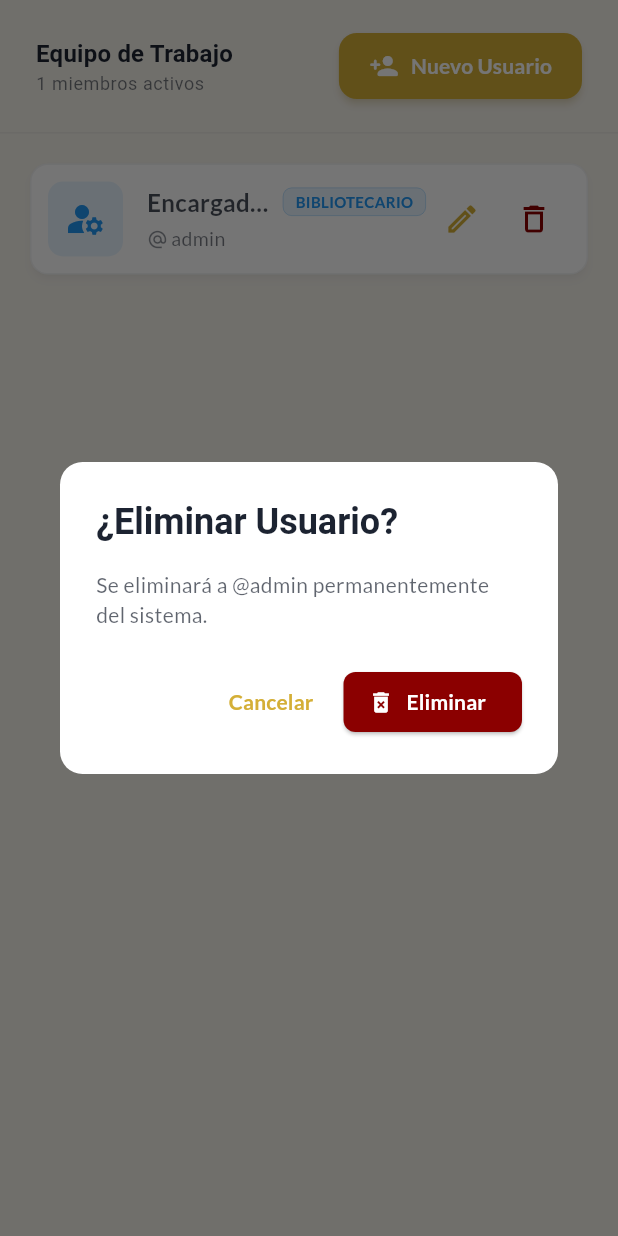
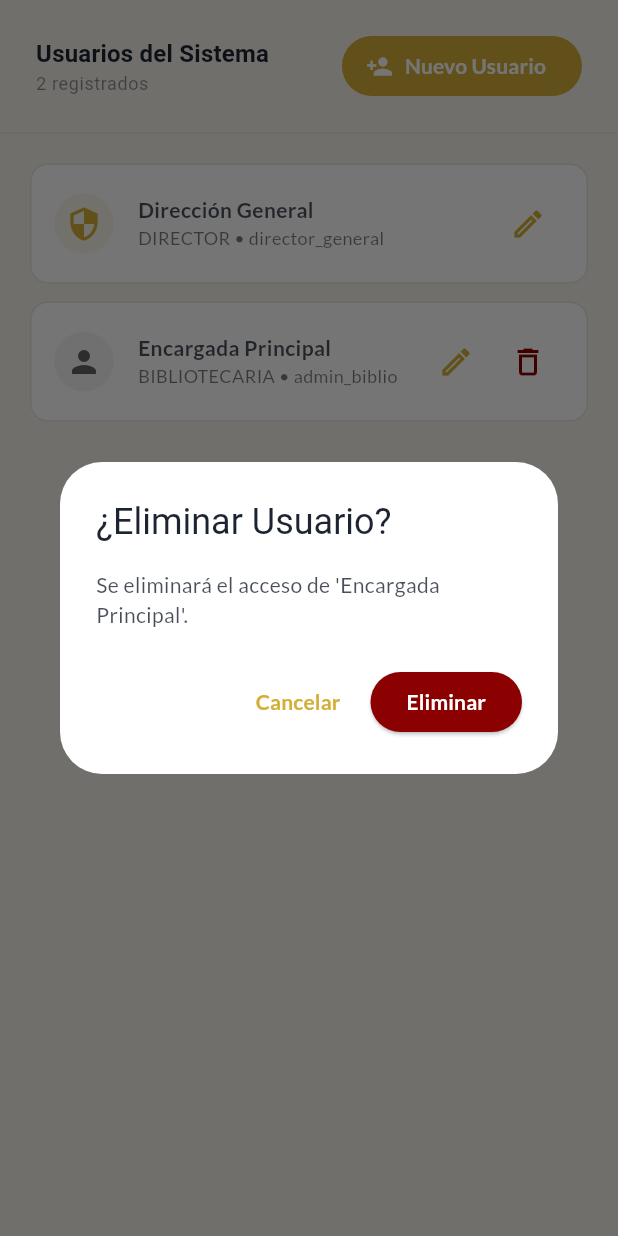
Before and after one commit to sebastiansaavedra1105-arch/biblioteca, a Flutter app: the GestionUsuariosScreen screen opened directly, after a tap on the "delete outline" icon, on a phone screen of 412 x 824 dp. Run offline on Flutter 3.47's test engine with Material 3 defaults, Android fonts, the phone set to English and light mode, and no system bars; our stand-ins replace barcode_widget, connectivity_plus, csv, file_picker, flutter_dotenv, google_fonts and 7 more; missing offline and left inert: bcrypt, excel; accounts and stored records are empty.

Commit message:
Feat: Seguridad mejorada (BCrypt), Fix Sincronización y Gestión de Usuarios

```diff
--- a/lib/core/database/database_service.dart
+++ b/lib/core/database/database_service.dart
@@ -87,7 +87,7 @@ class DatabaseService {
     ''');
 
     // 4. Préstamos
-await db.execute('''
+    await db.execute('''
       CREATE TABLE prestamos(
         id TEXT PRIMARY KEY,
         libro_id TEXT,
@@ -117,20 +117,41 @@ await db.execute('''
       )
     ''');
 
-    // --- DATOS SEMILLA (IGUALES AL SCRIPT DE LA NUBE) ---
-    final hash123 = BCrypt.hashpw('123', BCrypt.gensalt());
+    // --- DATOS SEMILLA (SEGURIDAD MEJORADA) ---
+    // Esta es la contraseña maestra inicial.
+    // Puedes cambiarla aquí antes de compilar para producción.
+    const passwordMaestra = 'C0ntr4S3gur4_2025!';
 
-    // 1. ADMIN (ID con ceros terminado en 1)
+    final hashSeguro = BCrypt.hashpw(passwordMaestra, BCrypt.gensalt());
+
+    // 1. ADMIN (Bibliotecaria)
+    // Usuario: admin_biblio | Pass: C0ntr4S3gur4_2025!
     await db.rawInsert(
-      'INSERT INTO usuarios (id, username, password, nombre, rol, created_at) VALUES (?, ?, ?, ?, ?, ?)',
-      ['00000000-0000-0000-0000-000000000001', 'admin', hash123, 'Encargada Biblio', 'BIBLIOTECARIA', DateTime.now().toIso8601String()]
+      'INSERT INTO usuarios (id, username, password, nombre, rol, created_at, updated_at) VALUES (?, ?, ?, ?, ?, ?, ?)',
+      [
+        '00000000-0000-0000-0000-000000000001',
+        'admin_biblio',
+        hashSeguro,
+        'Encargada Principal',
+        'BIBLIOTECARIA',
+        DateTime.now().toIso8601String(),
+        DateTime.now().toIso8601String()
+      ]
     );
 
-    // 2. DIRECTOR (ID con ceros terminado en 2)
-    // NOTA: Usamos el mismo hash '123' para que puedas entrar seguro.
+    // 2. DIRECTOR (Superusuario)
+    // Usuario: director_general | Pass: C0ntr4S3gur4_2025!
     await db.rawInsert(
-      'INSERT INTO usuarios (id, username, password, nombre, rol, created_at) VALUES (?, ?, ?, ?, ?, ?)',
-      ['00000000-0000-0000-0000-000000000002', 'director', hash123, 'Sr. Director', 'DIRECTOR', DateTime.now().toIso8601String()]
+      'INSERT INTO usuarios (id, username, password, nombre, rol, created_at, updated_at) VALUES (?, ?, ?, ?, ?, ?, ?)',
+      [
+        '00000000-0000-0000-0000-000000000002',
+        'director_general',
+        hashSeguro,
+        'Dirección General',
+        'DIRECTOR',
+        DateTime.now().toIso8601String(),
+        DateTime.now().toIso8601String()
+      ]
     );
   }
 
--- a/lib/features/director/screens/gestion_usuarios_screen.dart
+++ b/lib/features/director/screens/gestion_usuarios_screen.dart
@@ -12,11 +12,10 @@ class GestionUsuariosScreen extends StatelessWidget {
     final colorScheme = theme.colorScheme;
 
     return Scaffold(
-      // backgroundColor lo maneja el tema global, pero podemos forzar un tono sutil si es necesario
       body: Consumer<DirectorProvider>(
         builder: (context, provider, _) {
-          // Filtramos la lista
-          final listaVisible = provider.usuarios.where((u) => u['username'] != 'director').toList();
+          // AHORA MOSTRAMOS TODOS (Incluido el director para que pueda editarse)
+          final listaVisible = provider.usuarios;
           final totalUsuarios = listaVisible.length;
 
           if (provider.isLoading) {
@@ -25,7 +24,7 @@ class GestionUsuariosScreen extends StatelessWidget {
 
           return Column(
             children: [
-              // --- 1. HEADER MEJORADO ---
+              // --- 1. HEADER ---
               Container(
                 padding: const EdgeInsets.symmetric(horizontal: 24, vertical: 20),
                 decoration: BoxDecoration(
@@ -34,57 +33,44 @@ class GestionUsuariosScreen extends StatelessWidget {
                 child: Row(
                   mainAxisAlignment: MainAxisAlignment.spaceBetween,
                   children: [
-                    // Contador de usuarios (Izquierda)
                     Column(
                       crossAxisAlignment: CrossAxisAlignment.start,
                       children: [
                         Text(
-                          "Equipo de Trabajo",
-                          style: theme.textTheme.titleMedium?.copyWith(
-                            fontWeight: FontWeight.bold,
-                            color: colorScheme.onSurface
-                          )
+                          "Usuarios del Sistema",
+                          style: theme.textTheme.titleMedium?.copyWith(fontWeight: FontWeight.bold),
                         ),
                         Text(
-                          "$totalUsuarios miembros activos",
-                          style: theme.textTheme.bodySmall?.copyWith(
-                            color: colorScheme.onSurface.withOpacity(0.6)
-                          )
+                          "$totalUsuarios registrados",
+                          style: theme.textTheme.bodySmall?.copyWith(color: colorScheme.onSurface.withOpacity(0.5)),
                         ),
                       ],
                     ),
-
-                    // Botón de Agregar (Derecha)
-                    FilledButton.icon(
-                      style: FilledButton.styleFrom(
+                    ElevatedButton.icon(
+                      onPressed: () => _mostrarDialogoUsuario(context, null), // Crear Nuevo
+                      style: ElevatedButton.styleFrom(
                         backgroundColor: colorScheme.primary,
-                        foregroundColor: Colors.white, // Texto blanco para contraste
-                        padding: const EdgeInsets.symmetric(horizontal: 20, vertical: 12),
-                        shape: RoundedRectangleBorder(borderRadius: BorderRadius.circular(12)),
-                        elevation: 2,
-                        shadowColor: colorScheme.primary.withOpacity(0.4),
+                        foregroundColor: Colors.white,
+                        elevation: 0,
                       ),
-                      icon: const Icon(Icons.person_add_rounded, size: 20),
-                      label: const Text("Nuevo Usuario", style: TextStyle(fontWeight: FontWeight.bold)),
-                      onPressed: () => _mostrarDialogo(context, null),
-                    ),
+                      icon: const Icon(Icons.person_add, size: 18),
+                      label: const Text("Nuevo Usuario"),
+                    )
                   ],
                 ),
               ),
 
-              // --- 2. LISTA DE USUARIOS (ESTILO TARJETAS) ---
+              // --- 2. LISTA ---
               Expanded(
-                child: listaVisible.isEmpty
-                    ? _buildEmptyState(colorScheme)
-                    : ListView.builder(
+                child: ListView.builder(
                   padding: const EdgeInsets.all(20),
                   itemCount: listaVisible.length,
                   itemBuilder: (context, index) {
                     final usuario = listaVisible[index];
                     return _UsuarioCard(
                       usuario: usuario,
-                            onEdit: () => _mostrarDialogo(context, usuario),
-                            onDelete: () => _confirmarBorrar(context, usuario['id'], usuario['username']),
+                      onEdit: () => _mostrarDialogoUsuario(context, usuario),
+                      onDelete: () => _confirmarBorrado(context, usuario),
                     );
                   },
                 ),
@@ -96,200 +82,142 @@ class GestionUsuariosScreen extends StatelessWidget {
     );
   }
 
-  // Estado vacío bonito
-  Widget _buildEmptyState(ColorScheme colorScheme) {
-    return Center(
-      child: Column(
-        mainAxisAlignment: MainAxisAlignment.center,
-        children: [
-          Container(
-            padding: const EdgeInsets.all(20),
-            decoration: BoxDecoration(
-              color: colorScheme.primary.withOpacity(0.1),
-              shape: BoxShape.circle,
-            ),
-            child: Icon(Icons.people_outline, size: 50, color: colorScheme.primary),
-          ),
-          const SizedBox(height: 15),
-          Text(
-            "No hay personal registrado",
-            style: TextStyle(fontSize: 16, color: colorScheme.onSurface.withOpacity(0.6)),
-          ),
-          const SizedBox(height: 5),
-          Text(
-            "Agrega un nuevo usuario para comenzar.",
-            style: TextStyle(fontSize: 13, color: colorScheme.onSurface.withOpacity(0.4)),
-          ),
-        ],
-      ),
+  // Lógica para abrir el diálogo (Crear o Editar)
+  void _mostrarDialogoUsuario(BuildContext context, Map<String, dynamic>? usuario) {
+    showDialog(
+      context: context,
+      barrierDismissible: false,
+      builder: (ctx) => UsuarioDialog(
+        usuarioParaEditar: usuario,
+        onConfirm: (user, pass, nombre, rol) async {
+          final provider = context.read<DirectorProvider>();
+          bool exito;
+
+          if (usuario == null) {
+            // CREAR
+            exito = await provider.crearUsuario(
+              username: user,
+              password: pass, // Aquí la contraseña es obligatoria
+              nombre: nombre,
+              rol: rol
+            );
+          } else {
+            // EDITAR
+            exito = await provider.editarUsuario(
+              id: usuario['id'],
+              username: user,
+              password: pass, // Si viene vacía, el provider la ignora
+              nombre: nombre,
+              rol: rol
             );
           }
 
-  void _mostrarDialogo(BuildContext context, Map<String, dynamic>? usuario) {
-    showDialog(
-      context: context,
-      builder: (_) => UsuarioDialog(
-        usuarioParaEditar: usuario,
-        onConfirm: (user, pass, nombre, rol) {
-          final provider = context.read<DirectorProvider>();
-          if (usuario == null) {
-            provider.crearUsuario(user, pass, nombre, rol);
+          if (context.mounted) {
+            if (exito) {
+              ScaffoldMessenger.of(context).showSnackBar(
+                SnackBar(content: Text(usuario == null ? "Usuario creado" : "Datos actualizados"), backgroundColor: Colors.green)
+              );
             } else {
-            provider.editarUsuario(usuario['id'], nombre, rol, pass);
+              ScaffoldMessenger.of(context).showSnackBar(
+                const SnackBar(content: Text("Error en la operación"), backgroundColor: Colors.red)
+              );
+            }
           }
         },
       ),
     );
   }
 
-  void _confirmarBorrar(BuildContext context, String id, String nombre) {
-    final theme = Theme.of(context);
+  void _confirmarBorrado(BuildContext context, Map<String, dynamic> usuario) {
+    // Evitar que el director se borre a sí mismo por error
+    if (usuario['rol'] == 'DIRECTOR') {
+      ScaffoldMessenger.of(context).showSnackBar(
+        const SnackBar(content: Text("No puedes eliminar al Director principal"), backgroundColor: Colors.orange)
+      );
+      return;
+    }
 
     showDialog(
       context: context,
-      builder: (_) => AlertDialog(
-        backgroundColor: theme.colorScheme.surface,
-        shape: RoundedRectangleBorder(borderRadius: BorderRadius.circular(15)),
-        title: Text("¿Eliminar Usuario?", style: TextStyle(color: theme.colorScheme.onSurface, fontWeight: FontWeight.bold)),
-        content: Text("Se eliminará a @$nombre permanentemente del sistema.", style: TextStyle(color: theme.colorScheme.onSurface.withOpacity(0.7))),
+      builder: (ctx) => AlertDialog(
+        title: const Text("¿Eliminar Usuario?"),
+        content: Text("Se eliminará el acceso de '${usuario['nombre']}'."),
         actions: [
-          TextButton(
-            onPressed: () => Navigator.pop(context),
-            child: const Text("Cancelar")
-          ),
-          ElevatedButton.icon(
-            style: ElevatedButton.styleFrom(
-              backgroundColor: theme.colorScheme.error,
-              foregroundColor: Colors.white,
-              shape: RoundedRectangleBorder(borderRadius: BorderRadius.circular(8))
-            ),
-            icon: const Icon(Icons.delete_forever, size: 18),
+          TextButton(onPressed: () => Navigator.pop(ctx), child: const Text("Cancelar")),
+          ElevatedButton(
+            style: ElevatedButton.styleFrom(backgroundColor: Theme.of(context).colorScheme.error),
             onPressed: () {
-              context.read<DirectorProvider>().eliminarUsuario(id);
-              Navigator.pop(context);
+              Navigator.pop(ctx);
+              context.read<DirectorProvider>().eliminarUsuario(usuario['id']);
             },
-            label: const Text("Eliminar")
-          ),
+            child: const Text("Eliminar", style: TextStyle(color: Colors.white))
+          )
         ],
       )
     );
   }
 }
 
-// --- WIDGET INTERNO: TARJETA DE USUARIO ---
 class _UsuarioCard extends StatelessWidget {
   final Map<String, dynamic> usuario;
   final VoidCallback onEdit;
   final VoidCallback onDelete;
 
-  const _UsuarioCard({
-    required this.usuario,
-    required this.onEdit,
-    required this.onDelete,
-  });
+  const _UsuarioCard({required this.usuario, required this.onEdit, required this.onDelete});
 
   @override
   Widget build(BuildContext context) {
     final theme = Theme.of(context);
     final colorScheme = theme.colorScheme;
-
-    final bool esDirectorRol = usuario['rol'] == 'DIRECTOR';
-    final Color rolColor = esDirectorRol ? colorScheme.primary : Colors.blue;
+    final esDirector = usuario['rol'] == 'DIRECTOR';
 
     return Card(
-      elevation: 2,
-      margin: const EdgeInsets.only(bottom: 12),
+      elevation: 0,
       shape: RoundedRectangleBorder(
         borderRadius: BorderRadius.circular(12),
-        side: BorderSide(color: colorScheme.onSurface.withOpacity(0.05)),
+        side: BorderSide(color: colorScheme.outline.withOpacity(0.1))
       ),
-      color: theme.cardTheme.color,
+      margin: const EdgeInsets.only(bottom: 12),
       child: Padding(
-        padding: const EdgeInsets.all(12.0),
+        padding: const EdgeInsets.all(16),
         child: Row(
           children: [
-            // 1. AVATAR
-            Container(
-              width: 50,
-              height: 50,
-              decoration: BoxDecoration(
-                color: rolColor.withOpacity(0.1),
-                borderRadius: BorderRadius.circular(10),
-              ),
+            CircleAvatar(
+              backgroundColor: esDirector
+                  ? colorScheme.primary.withOpacity(0.1)
+                  : Colors.grey.withOpacity(0.1),
               child: Icon(
-                esDirectorRol ? Icons.security : Icons.manage_accounts,
-                color: rolColor,
-                size: 28,
+                esDirector ? Icons.security : Icons.person,
+                color: esDirector ? colorScheme.primary : Colors.grey[700]
               ),
             ),
             const SizedBox(width: 16),
-
-            // 2. INFORMACIÓN
             Expanded(
               child: Column(
                 crossAxisAlignment: CrossAxisAlignment.start,
                 children: [
-                  Row(
-                    children: [
-                      Flexible(
-                        child: Text(
+                  Text(
                     usuario['nombre'] ?? 'Sin Nombre',
-                          style: const TextStyle(fontWeight: FontWeight.bold, fontSize: 16),
-                          overflow: TextOverflow.ellipsis,
+                    style: const TextStyle(fontWeight: FontWeight.bold),
                   ),
-                      ),
-                      const SizedBox(width: 8),
-                      // CHIP DE ROL
-                      Container(
-                        padding: const EdgeInsets.symmetric(horizontal: 8, vertical: 2),
-                        decoration: BoxDecoration(
-                          color: rolColor.withOpacity(0.1),
-                          borderRadius: BorderRadius.circular(6),
-                          border: Border.all(color: rolColor.withOpacity(0.3), width: 0.5)
-                        ),
-                        child: Text(
-                          esDirectorRol ? "DIRECTOR" : "BIBLIOTECARIO",
-                          style: TextStyle(
-                            fontSize: 10,
-                            fontWeight: FontWeight.bold,
-                            color: rolColor
-                          ),
-                        ),
-                      ),
-                    ],
-                  ),
-                  const SizedBox(height: 4),
-                  Row(
-                    children: [
-                      Icon(Icons.alternate_email, size: 14, color: colorScheme.onSurface.withOpacity(0.5)),
-                      const SizedBox(width: 2),
                   Text(
-                        usuario['username'] ?? 'anonimo',
-                        style: TextStyle(color: colorScheme.onSurface.withOpacity(0.6), fontSize: 13),
-                      ),
-                    ],
+                    "${usuario['rol']} • ${usuario['username']}",
+                    style: TextStyle(fontSize: 12, color: colorScheme.onSurface.withOpacity(0.6)),
                   ),
                 ],
               ),
             ),
-
-            // 3. ACCIONES
-            Row(
-              children: [
             IconButton(
               icon: const Icon(Icons.edit_outlined),
               color: colorScheme.primary,
-                  tooltip: "Editar datos",
               onPressed: onEdit,
             ),
+            if (!esDirector) // No mostrar botón borrar para el director
               IconButton(
                 icon: const Icon(Icons.delete_outline),
                 color: colorScheme.error,
-                  tooltip: "Eliminar usuario",
                 onPressed: onDelete,
               ),
-              ],
-            )
           ],
         ),
       ),
```
Also changed, not shown: lib/core/services/sync_service.dart (+25 -2 lines), lib/features/director/providers/director_provider.dart (+78 -52 lines). Lines whose indentation alone changed are shown as unchanged.
